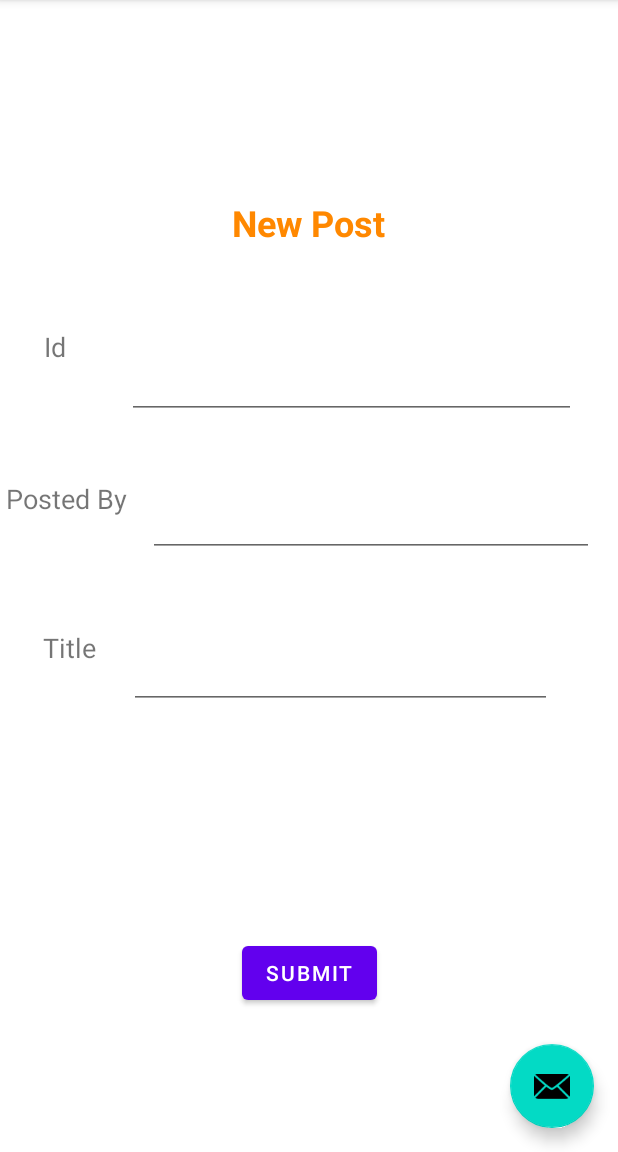
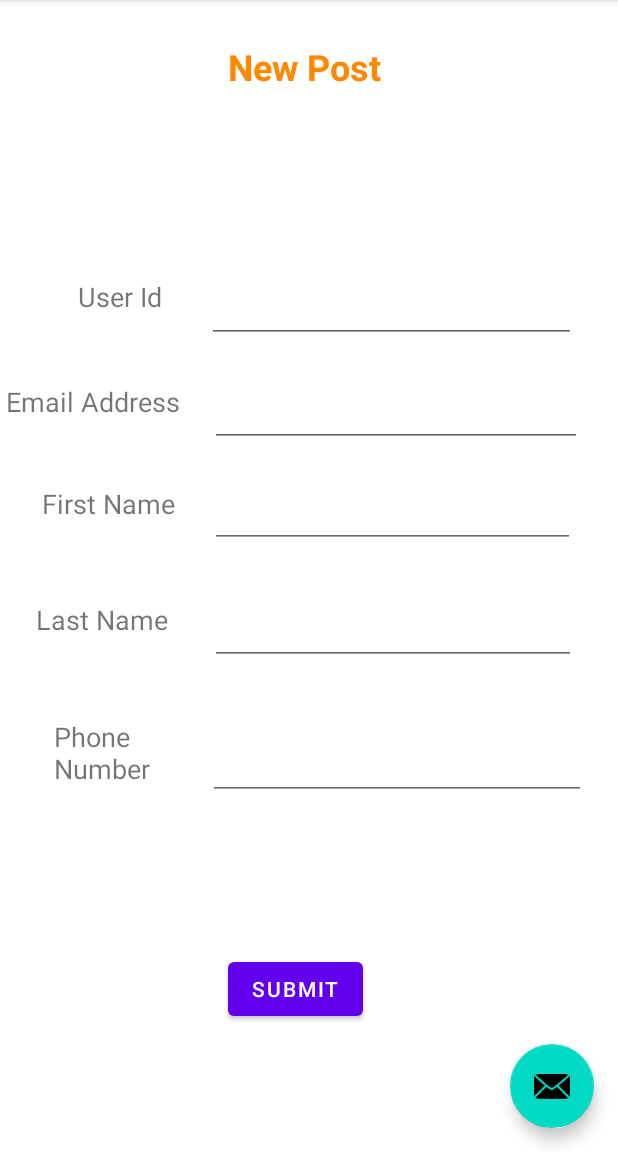
Before and after one commit to AnusBaig/MyFirstAndroidApp, an Android app: the SecondFragment screen opened through its navigation route, on a phone screen of 412 x 824 dp, the part 84-1236 px from its top. Run offline under Robolectric (Android 15) with nearby library versions, the phone set to English and light mode, and no system bars; our stand-ins replace Firebase (no records; nobody signed in at launch, a user with empty details on screens opened directly).

Commit message:
App Scope changed to user from post

```diff
--- a/app/build.gradle
+++ b/app/build.gradle
@@ -36,6 +36,8 @@ dependencies {
     implementation 'androidx.constraintlayout:constraintlayout:1.1.3'
     implementation 'androidx.navigation:navigation-fragment:2.2.2'
     implementation 'androidx.navigation:navigation-ui:2.2.2'
+    implementation platform('com.google.firebase:firebase-bom:26.1.1')
+    implementation 'com.google.firebase:firebase-analytics'
     implementation 'com.google.firebase:firebase-database:19.2.1'
     testImplementation 'junit:junit:4.+'
     androidTestImplementation 'androidx.test.ext:junit:1.1.1'
--- a/app/src/main/res/layout/fragment_second.xml
+++ b/app/src/main/res/layout/fragment_second.xml
@@ -5,19 +5,6 @@
     android:layout_width="match_parent"
     android:layout_height="match_parent"
     tools:context=".SecondFragment">
-
-    <TextView
-        android:id="@+id/txt_postedBy"
-        android:layout_width="wrap_content"
-        android:layout_height="37dp"
-        android:layout_marginStart="4dp"
-        android:layout_marginLeft="4dp"
-        android:text="Posted By"
-        android:textSize="18sp"
-        app:layout_constraintBottom_toTopOf="@+id/txt_title"
-        app:layout_constraintStart_toStartOf="parent"
-        app:layout_constraintTop_toBottomOf="@+id/txt_input_title"
-        app:layout_constraintVertical_bias="0.396" />
 
     <TextView
         android:id="@+id/textview_second"
@@ -35,88 +22,151 @@
         android:text="Submit"
         app:layout_constraintBottom_toBottomOf="parent"
         app:layout_constraintEnd_toEndOf="parent"
+        app:layout_constraintHorizontal_bias="0.472"
         app:layout_constraintStart_toStartOf="parent"
         app:layout_constraintTop_toTopOf="parent"
-        app:layout_constraintVertical_bias="0.868" />
+        app:layout_constraintVertical_bias="0.882" />
 
     <TextView
         android:id="@+id/txt_post_action_title"
         android:layout_width="wrap_content"
         android:layout_height="wrap_content"
+        android:layout_marginTop="28dp"
         android:text="Post Details"
         android:textColor="@android:color/holo_orange_dark"
         android:textSize="24sp"
         android:textStyle="bold"
-        app:layout_constraintBottom_toTopOf="@+id/txt_input_title"
         app:layout_constraintEnd_toEndOf="parent"
-        app:layout_constraintHorizontal_bias="0.498"
+        app:layout_constraintHorizontal_bias="0.491"
         app:layout_constraintStart_toStartOf="parent"
-        app:layout_constraintTop_toTopOf="parent"
-        app:layout_constraintVertical_bias="0.655" />
+        app:layout_constraintTop_toTopOf="parent" />
+
+    <EditText
+        android:id="@+id/txt_input_email"
+        android:layout_width="248dp"
+        android:layout_height="49dp"
+        android:layout_marginBottom="16dp"
+        android:ems="10"
+        android:inputType="textMultiLine"
+        app:layout_constraintBottom_toTopOf="@+id/txt_input_firstName"
+        app:layout_constraintEnd_toEndOf="parent"
+        app:layout_constraintHorizontal_bias="0.342"
+        app:layout_constraintStart_toEndOf="@+id/lbl_email" />
+
+    <TextView
+        android:id="@+id/lbl_phone"
+        android:layout_width="78dp"
+        android:layout_height="48dp"
+        android:layout_marginStart="36dp"
+        android:layout_marginLeft="36dp"
+        android:text="Phone Number"
+        android:textSize="18sp"
+        app:layout_constraintBottom_toTopOf="@+id/button_second"
+        app:layout_constraintStart_toStartOf="parent"
+        app:layout_constraintTop_toBottomOf="@+id/lbl_lastName"
+        app:layout_constraintVertical_bias="0.29" />
+
+    <TextView
+        android:id="@+id/lbl_email"
+        android:layout_width="124dp"
+        android:layout_height="28dp"
+        android:layout_marginStart="4dp"
+        android:layout_marginLeft="4dp"
+        android:layout_marginBottom="40dp"
+        android:text="Email Address"
+        android:textSize="18sp"
+        app:layout_constraintBottom_toTopOf="@+id/lbl_firstName"
+        app:layout_constraintStart_toStartOf="parent" />
 
     <TextView
         android:id="@+id/txt_id"
-        android:layout_width="30dp"
-        android:layout_height="37dp"
-        android:text="Id"
+        android:layout_width="64dp"
+        android:layout_height="26dp"
+        android:layout_marginStart="52dp"
+        android:layout_marginLeft="52dp"
+        android:layout_marginBottom="44dp"
+        android:text="User Id"
         android:textSize="18sp"
-        app:layout_constraintBottom_toTopOf="@+id/txt_postedBy"
-        app:layout_constraintEnd_toStartOf="@+id/txt_input_title"
-        app:layout_constraintHorizontal_bias="0.537"
-        app:layout_constraintStart_toStartOf="parent"
-        app:layout_constraintTop_toBottomOf="@+id/txt_post_action_title"
-        app:layout_constraintVertical_bias="0.46" />
+        app:layout_constraintBottom_toTopOf="@+id/lbl_email"
+        app:layout_constraintStart_toStartOf="parent" />
 
     <TextView
-        android:id="@+id/txt_title"
-        android:layout_width="wrap_content"
-        android:layout_height="wrap_content"
+        android:id="@+id/lbl_lastName"
+        android:layout_width="92dp"
+        android:layout_height="33dp"
+        android:layout_marginStart="24dp"
+        android:layout_marginLeft="24dp"
+        android:text="Last Name"
+        android:textSize="18sp"
+        app:layout_constraintBottom_toBottomOf="parent"
+        app:layout_constraintStart_toStartOf="parent"
+        app:layout_constraintTop_toTopOf="parent"
+        app:layout_constraintVertical_bias="0.545" />
+
+    <TextView
+        android:id="@+id/lbl_firstName"
+        android:layout_width="92dp"
+        android:layout_height="33dp"
         android:layout_marginStart="28dp"
         android:layout_marginLeft="28dp"
-        android:text="Title"
+        android:layout_marginBottom="44dp"
+        android:text="First Name"
         android:textSize="18sp"
-        app:layout_constraintBottom_toTopOf="@+id/button_second"
-        app:layout_constraintEnd_toStartOf="@+id/txt_input_postedBy"
-        app:layout_constraintHorizontal_bias="0.043"
-        app:layout_constraintStart_toStartOf="parent"
-        app:layout_constraintTop_toBottomOf="@+id/txt_input_id"
-        app:layout_constraintVertical_bias="0.21" />
+        app:layout_constraintBottom_toTopOf="@+id/lbl_lastName"
+        app:layout_constraintStart_toStartOf="parent" />
 
     <EditText
-        android:id="@+id/txt_input_title"
-        android:layout_width="299dp"
-        android:layout_height="wrap_content"
+        android:id="@+id/txt_input_firstName"
+        android:layout_width="243dp"
+        android:layout_height="51dp"
+        android:layout_marginBottom="24dp"
+        android:ems="10"
+        android:inputType="textMultiLine"
+        app:layout_constraintBottom_toTopOf="@+id/txt_input_lastName"
+        app:layout_constraintEnd_toEndOf="parent"
+        app:layout_constraintHorizontal_bias="0.416"
+        app:layout_constraintStart_toEndOf="@+id/lbl_firstName" />
+
+    <EditText
+        android:id="@+id/txt_input_lastName"
+        android:layout_width="244dp"
+        android:layout_height="54dp"
         android:layout_marginEnd="28dp"
         android:layout_marginRight="28dp"
+        android:ems="10"
+        android:inputType="textMultiLine"
+        app:layout_constraintBottom_toBottomOf="parent"
+        app:layout_constraintEnd_toEndOf="parent"
+        app:layout_constraintHorizontal_bias="1.0"
+        app:layout_constraintStart_toEndOf="@+id/lbl_lastName"
+        app:layout_constraintTop_toTopOf="parent"
+        app:layout_constraintVertical_bias="0.545" />
+
+    <EditText
+        android:id="@+id/txt_input_phone"
+        android:layout_width="252dp"
+        android:layout_height="54dp"
         android:layout_marginBottom="48dp"
+        android:ems="10"
+        android:inputType="textMultiLine"
+        app:layout_constraintBottom_toTopOf="@+id/button_second"
+        app:layout_constraintEnd_toEndOf="parent"
+        app:layout_constraintHorizontal_bias="0.533"
+        app:layout_constraintStart_toEndOf="@+id/lbl_phone"
+        app:layout_constraintTop_toBottomOf="@+id/txt_input_lastName"
+        app:layout_constraintVertical_bias="0.397" />
+
+    <EditText
+        android:id="@+id/txt_input_userId"
+        android:layout_width="246dp"
+        android:layout_height="52dp"
+        android:layout_marginBottom="20dp"
         android:ems="10"
         android:gravity="start|top"
         android:inputType="number"
-        app:layout_constraintBottom_toTopOf="@+id/txt_input_id"
-        app:layout_constraintEnd_toEndOf="parent" />
-
-    <EditText
-        android:id="@+id/txt_input_id"
-        android:layout_width="297dp"
-        android:layout_height="44dp"
-        android:layout_marginEnd="16dp"
-        android:layout_marginRight="16dp"
-        android:layout_marginBottom="56dp"
-        android:ems="10"
-        android:inputType="textMultiLine"
-        app:layout_constraintBottom_toTopOf="@+id/txt_input_postedBy"
-        app:layout_constraintEnd_toEndOf="parent" />
-
-    <EditText
-        android:id="@+id/txt_input_postedBy"
-        android:layout_width="282dp"
-        android:layout_height="wrap_content"
-        android:layout_marginEnd="44dp"
-        android:layout_marginRight="44dp"
-        android:layout_marginBottom="152dp"
-        android:ems="10"
-        android:inputType="textMultiLine"
-        app:layout_constraintBottom_toTopOf="@+id/button_second"
-        app:layout_constraintEnd_toEndOf="parent" />
+        app:layout_constraintBottom_toTopOf="@+id/txt_input_email"
+        app:layout_constraintEnd_toEndOf="parent"
+        app:layout_constraintHorizontal_bias="0.444"
+        app:layout_constraintStart_toEndOf="@+id/txt_id" />
 
 </androidx.constraintlayout.widget.ConstraintLayout>
--- a/build.gradle
+++ b/build.gradle
@@ -6,7 +6,7 @@ buildscript {
     }
     dependencies {
         classpath "com.android.tools.build:gradle:4.1.1"
-        classpath 'com.google.gms:google-services:4.3.3'
+        classpath 'com.google.gms:google-services:4.3.4'
 
         // NOTE: Do not place your application dependencies here; they belong
         // in the individual module build.gradle files
```
Also changed, not shown: app/src/main/java/com/test/myfirstandroidapp/FirstFragment.java (+45 -36 lines), app/src/main/java/com/test/myfirstandroidapp/MainActivity.java (+0 -2 lines), app/src/main/java/com/test/myfirstandroidapp/Post.java (deleted, +0 -41 lines), app/src/main/java/com/test/myfirstandroidapp/SecondFragment.java (+39 -39 lines), app/src/main/java/com/test/myfirstandroidapp/User.java (added, +60 -0 lines), app/src/main/res/layout/fragment_first.xml (+49 -28 lines), 1 other file.
